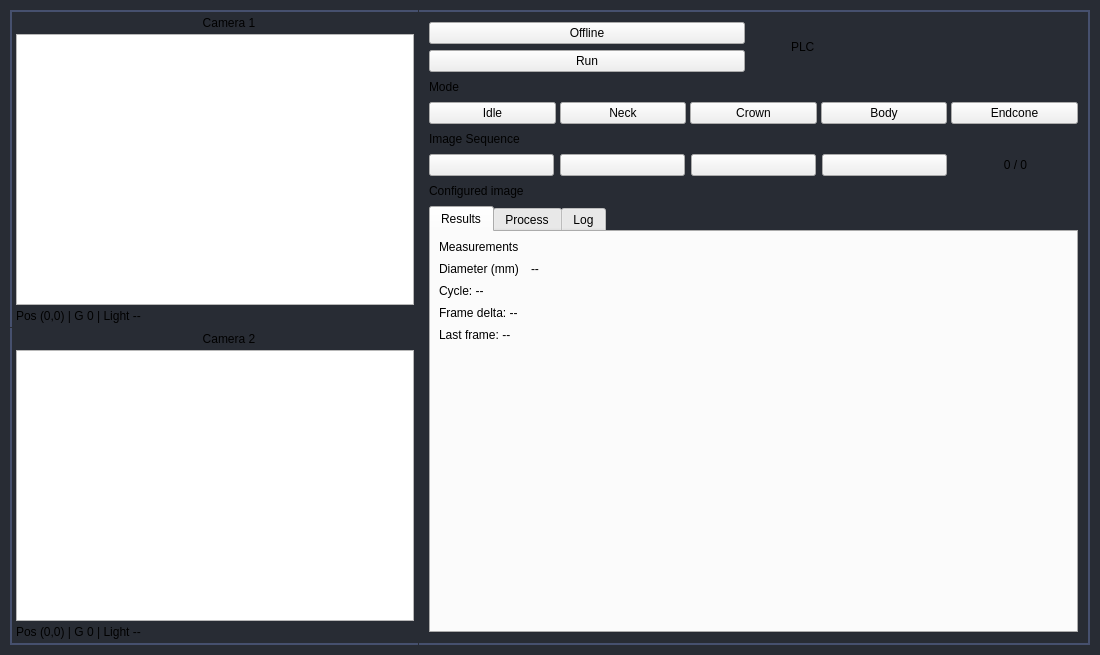
The window that ui/PageHome.ui (bruceking0825/PVA_DualCam) describes before a commit, drawn with Qt 5.
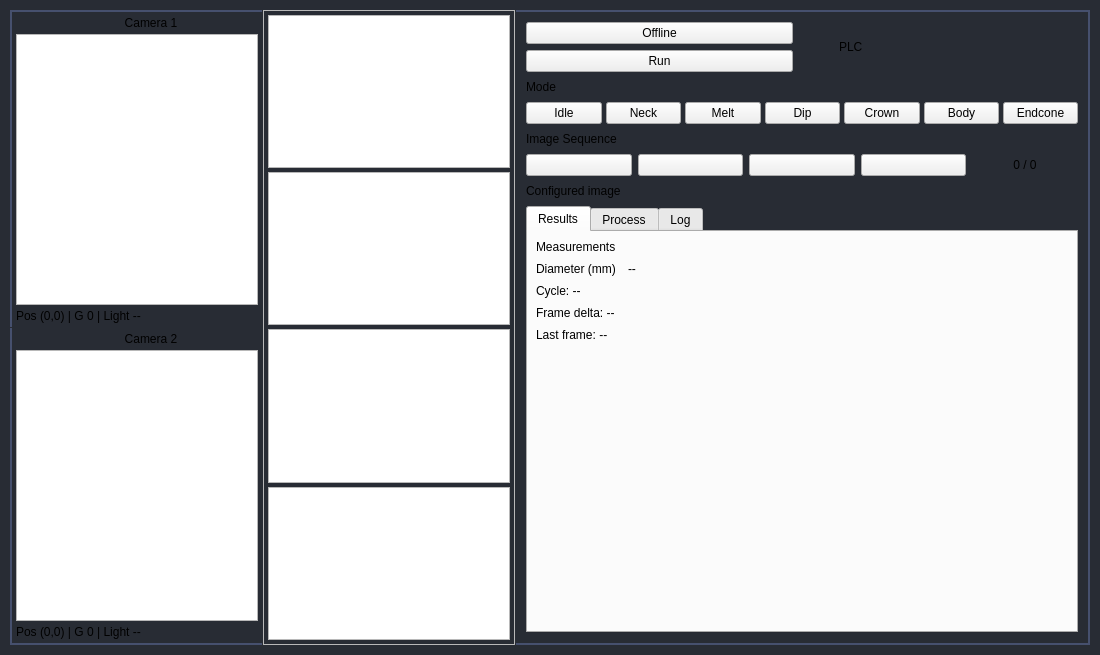
The same window after the commit. Icons and pictures are not drawn. Custom widgets are drawn as their Qt base class.

Diff of the .ui file:
```diff
--- a/ui/PageHome.ui
+++ b/ui/PageHome.ui
@@ -214,6 +214,25 @@
        </layout>
       </widget>
      </widget>
+     <widget class="QFrame" name="facetPanel">
+      <property name="minimumSize">
+       <size><width>160</width><height>0</height></size>
+      </property>
+      <property name="frameShape">
+       <enum>QFrame::Shape::StyledPanel</enum>
+      </property>
+      <layout class="QVBoxLayout" name="facetLayout">
+       <property name="spacing"><number>4</number></property>
+       <property name="leftMargin"><number>4</number></property>
+       <property name="topMargin"><number>4</number></property>
+       <property name="rightMargin"><number>4</number></property>
+       <property name="bottomMargin"><number>4</number></property>
+       <item><widget class="CustomGraphicsView" name="facetView1"/></item>
+       <item><widget class="CustomGraphicsView" name="facetView2"/></item>
+       <item><widget class="CustomGraphicsView" name="facetView3"/></item>
+       <item><widget class="CustomGraphicsView" name="facetView4"/></item>
+      </layout>
+     </widget>
      <widget class="QFrame" name="rightPanel">
       <property name="minimumSize">
        <size>
@@ -349,6 +368,18 @@
            </property>
           </widget>
          </item>
+         <item>
+          <widget class="QPushButton" name="btnStageMelt">
+           <property name="text"><string>Melt</string></property>
+           <property name="checkable"><bool>true</bool></property>
+          </widget>
+         </item>
+         <item>
+          <widget class="QPushButton" name="btnStageDip">
+           <property name="text"><string>Dip</string></property>
+           <property name="checkable"><bool>true</bool></property>
+          </widget>
+         </item>
          <item>
           <widget class="QPushButton" name="btnStageCrown">
            <property name="text">
```
